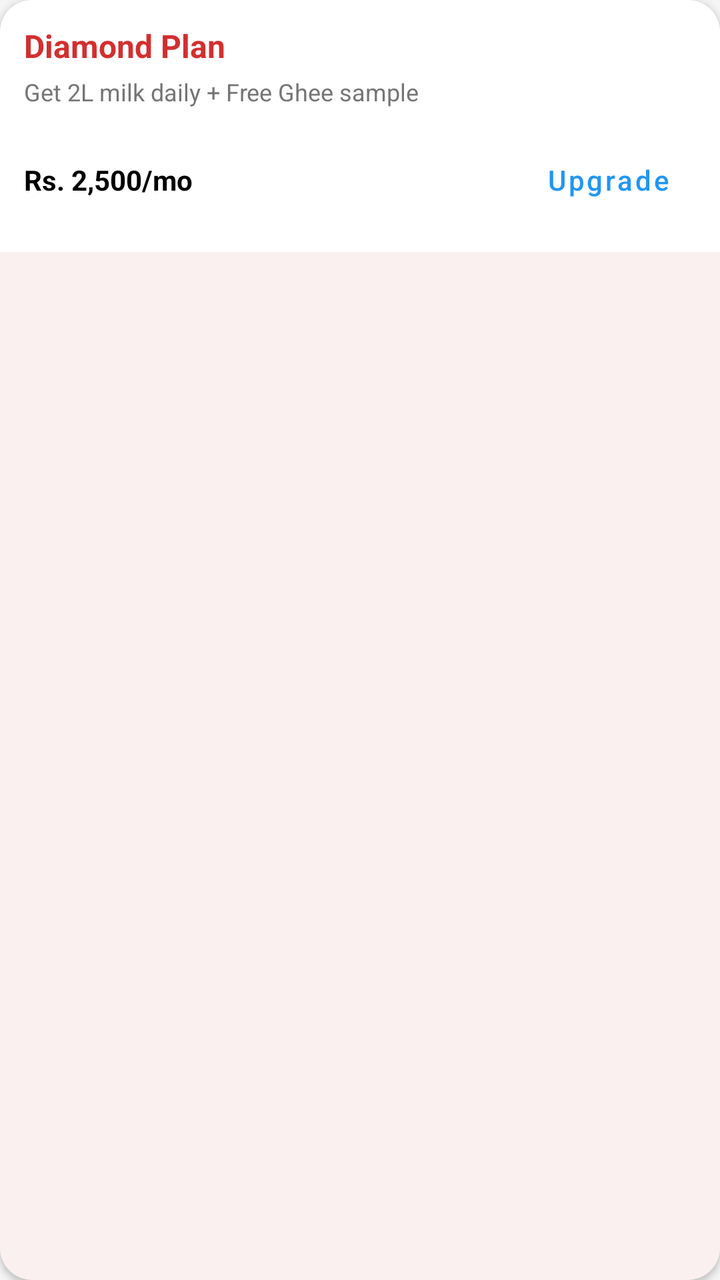
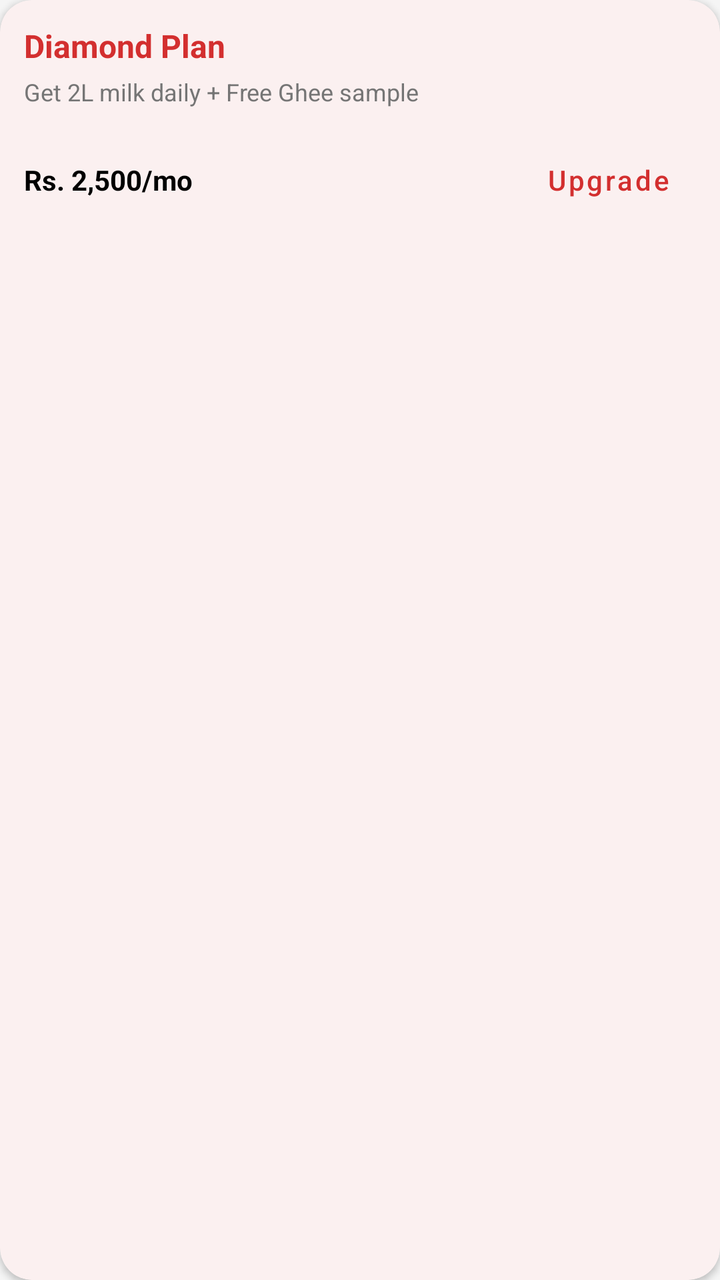

Screens rendered from an Android XML layout before and after an edit, with the pre-edit source and the edit as a unified diff.
<!-- AndroidManifest.xml: application theme Theme.SVDAgency -->
<!-- res/layout/user_upgrade_card.xml -->
<?xml version="1.0" encoding="utf-8"?>
<com.google.android.material.card.MaterialCardView xmlns:android="http://schemas.android.com/apk/res/android"
    xmlns:app="http://schemas.android.com/apk/res-auto"
    android:layout_width="280dp"
    android:layout_height="wrap_content"
    android:layout_marginEnd="@dimen/spacing_medium"
    app:cardBackgroundColor="@color/card_background"
    app:cardCornerRadius="16dp"
    app:cardElevation="2dp"
    app:strokeWidth="0dp">

    <LinearLayout
        android:layout_width="match_parent"
        android:layout_height="wrap_content"
        android:background="?attr/colorSurface"
        android:orientation="vertical"
        android:padding="@dimen/spacing_medium">

        <TextView
            android:id="@+id/tvUpgradePlanName"
            android:layout_width="wrap_content"
            android:layout_height="wrap_content"
            android:text="Diamond Plan"
            android:textColor="@color/brand_red"
            android:textSize="@dimen/text_size_large"
            android:textStyle="bold" />

        <TextView
            android:id="@+id/tvUpgradeDescription"
            android:layout_width="match_parent"
            android:layout_height="wrap_content"
            android:layout_marginTop="4dp"
            android:text="Get 2L milk daily + Free Ghee sample"
            android:textColor="@color/textColorSecondary"
            android:textSize="12sp" />

        <LinearLayout
            android:layout_width="match_parent"
            android:layout_height="wrap_content"
            android:layout_marginTop="@dimen/spacing_medium"
            android:gravity="center_vertical"
            android:orientation="horizontal">

            <TextView
                android:id="@+id/tvUpgradePrice"
                android:layout_width="0dp"
                android:layout_height="wrap_content"
                android:layout_weight="1"
                android:text="Rs. 2,500/mo"
                android:textColor="@color/textColorPrimary"
                android:textSize="@dimen/text_size_medium"
                android:textStyle="bold" />

            <com.google.android.material.button.MaterialButton
                android:id="@+id/btnUpgradeNow"
                style="@style/Widget.MaterialComponents.Button.TextButton"
                android:layout_width="wrap_content"
                android:layout_height="wrap_content"
                android:padding="0dp"
                android:text="Upgrade"
                android:textAllCaps="false"
                android:textColor="@color/brand_blue" />
        </LinearLayout>
    </LinearLayout>
</com.google.android.material.card.MaterialCardView>
<!-- resources referenced by this layout -->
<resources>
  <color name="brand_blue">#2196F3</color>
  <color name="brand_red">#D32F2F</color>
  <color name="card_background">#FFFFFF</color>
  <color name="textColorPrimary">#000000</color>
  <color name="textColorSecondary">#757575</color>
  <dimen name="spacing_medium">12dp</dimen>
  <dimen name="text_size_large">16sp</dimen>
  <dimen name="text_size_medium">14sp</dimen>
  <style name="Theme.SVDAgency" parent="Theme.Material3.Light.NoActionBar">
          
          <item name="colorPrimary">@color/brand_red</item>
          <item name="colorOnPrimary">@color/white</item>
          <item name="colorPrimaryContainer">@color/brand_red_dark</item>
          <item name="colorOnPrimaryContainer">@color/white</item>
  
          
          <item name="colorSecondary">@color/colorAccent</item>
          <item name="colorOnSecondary">@color/white</item>
          <item name="colorSecondaryContainer">@color/white</item>
          <item name="colorOnSecondaryContainer">@color/black</item>
  
          <item name="colorSurface">@color/surface_background</item>
          <item name="colorOnSurface">@color/textColorPrimary</item>
          <item name="colorSurfaceVariant">@color/surface_variant</item>
          <item name="colorOnSurfaceVariant">@color/textColorSecondary</item>
          <item name="colorBackground">@color/window_background</item>
  
          <item name="colorSurfaceContainer">@color/surface_background</item>
          <item name="colorSurfaceContainerHigh">@color/surface_background</item>
          <item name="colorSurfaceContainerHighest">@color/surface_background</item>
          <item name="colorSurfaceContainerLow">@color/surface_background</item>
          <item name="colorSurfaceContainerLowest">@color/surface_background</item>
  
          
          <item name="android:statusBarColor">@color/brand_red</item>
          <item name="android:windowLightStatusBar" tools:targetApi="m">false</item>
  
          
          <item name="android:windowBackground">@color/window_background</item>
  
          
          <item name="materialCardViewStyle">@style/Widget.App.CardView</item>
  
          
          <item name="navigationViewStyle">@style/Widget.App.NavigationView</item>
  
          
          <item name="bottomNavigationStyle">@style/Widget.App.BottomNavigationView</item>
      </style>
  <color name="white">#FFFFFFFF</color>
  <color name="brand_red_dark">#B71C1C</color>
  <color name="colorAccent">#FF5252</color>
  <color name="black">#FF000000</color>
  <color name="surface_background">#FFFFFF</color>
  <color name="surface_variant">#F5F5F5</color>
  <color name="window_background">#F5F5F5</color>
  <style name="Widget.App.CardView" parent="Widget.Material3.CardView.Elevated">
          <item name="cardBackgroundColor">@color/card_background</item>
          <item name="cardElevation">2dp</item>
          <item name="strokeWidth">1dp</item>
          <item name="strokeColor">@color/card_stroke_color</item>
      </style>
  <style name="Widget.App.NavigationView" parent="Widget.Material3.NavigationView">
          <item name="backgroundTint">@color/drawer_background</item>
          <item name="elevation">0dp</item>
          <item name="itemTextColor">@color/drawer_nav_item_colors</item>
          <item name="itemIconTint">@color/drawer_nav_icon_colors</item>
      </style>
  <style name="Widget.App.BottomNavigationView" parent="Widget.Material3.BottomNavigationView">
          <item name="backgroundTint">@color/surface_background</item>
          <item name="itemTextColor">@color/textColorSecondary</item>
          <item name="itemIconTint">@color/textColorSecondary</item>
      </style>
  <color name="card_stroke_color">#E0E0E0</color>
  <color name="drawer_background">#FFFFFF</color>
</resources>

<!-- the commit's change to res/layout/user_upgrade_card.xml (unified diff, before → after) -->
@@ -4,7 +4,7 @@
     android:layout_width="280dp"
     android:layout_height="wrap_content"
     android:layout_marginEnd="@dimen/spacing_medium"
-    app:cardBackgroundColor="@color/card_background"
+    app:cardBackgroundColor="?attr/colorSurface"
     app:cardCornerRadius="16dp"
     app:cardElevation="2dp"
     app:strokeWidth="0dp">
@@ -12,7 +12,6 @@
     <LinearLayout
         android:layout_width="match_parent"
         android:layout_height="wrap_content"
-        android:background="?attr/colorSurface"
         android:orientation="vertical"
         android:padding="@dimen/spacing_medium">
 
@@ -21,7 +20,7 @@
             android:layout_width="wrap_content"
             android:layout_height="wrap_content"
             android:text="Diamond Plan"
-            android:textColor="@color/brand_red"
+            android:textColor="?attr/colorPrimary"
             android:textSize="@dimen/text_size_large"
             android:textStyle="bold" />
 
@@ -31,7 +30,7 @@
             android:layout_height="wrap_content"
             android:layout_marginTop="4dp"
             android:text="Get 2L milk daily + Free Ghee sample"
-            android:textColor="@color/textColorSecondary"
+            android:textColor="?attr/colorOnSurfaceVariant"
             android:textSize="12sp" />
 
         <LinearLayout
@@ -47,7 +46,7 @@
                 android:layout_height="wrap_content"
                 android:layout_weight="1"
                 android:text="Rs. 2,500/mo"
-                android:textColor="@color/textColorPrimary"
+                android:textColor="?attr/colorOnSurface"
                 android:textSize="@dimen/text_size_medium"
                 android:textStyle="bold" />
 
@@ -59,7 +58,7 @@
                 android:padding="0dp"
                 android:text="Upgrade"
                 android:textAllCaps="false"
-                android:textColor="@color/brand_blue" />
+                android:textColor="?attr/colorPrimary" />
         </LinearLayout>
     </LinearLayout>
 </com.google.android.material.card.MaterialCardView>
<!-- resource entries referenced after the edit -->
@@ -1,6 +1,5 @@
 <!-- resources referenced by this layout -->
 <resources>
-  <color name="brand_blue">#2196F3</color>
   <color name="brand_red">#D32F2F</color>
   <color name="card_background">#FFFFFF</color>
   <color name="textColorPrimary">#000000</color>
